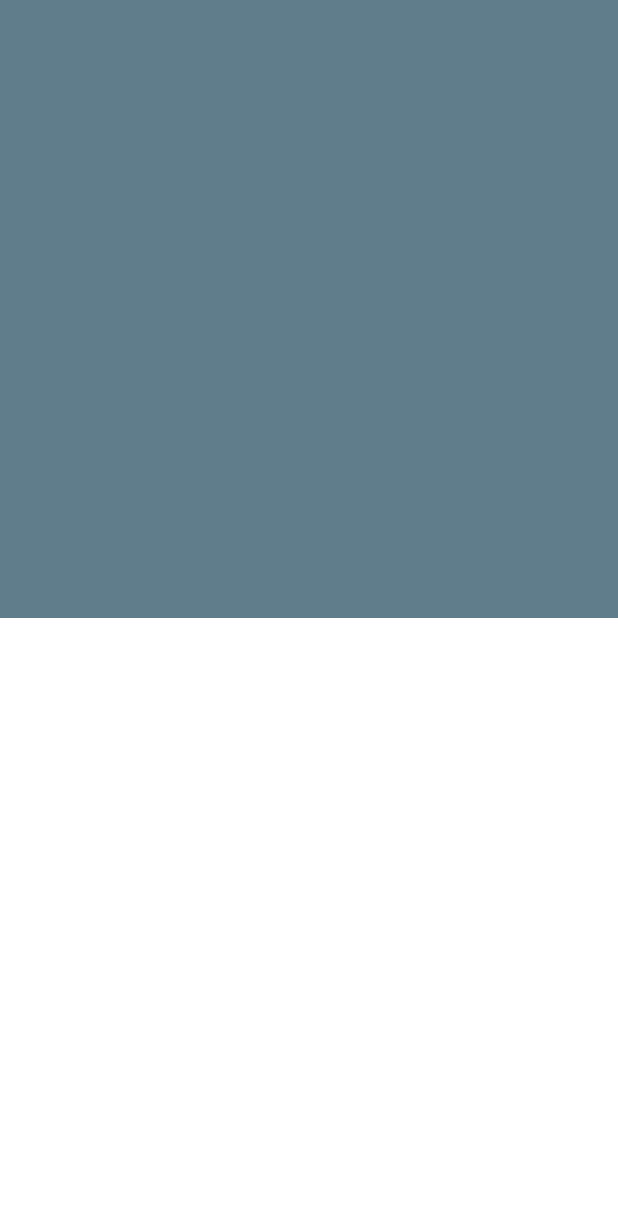
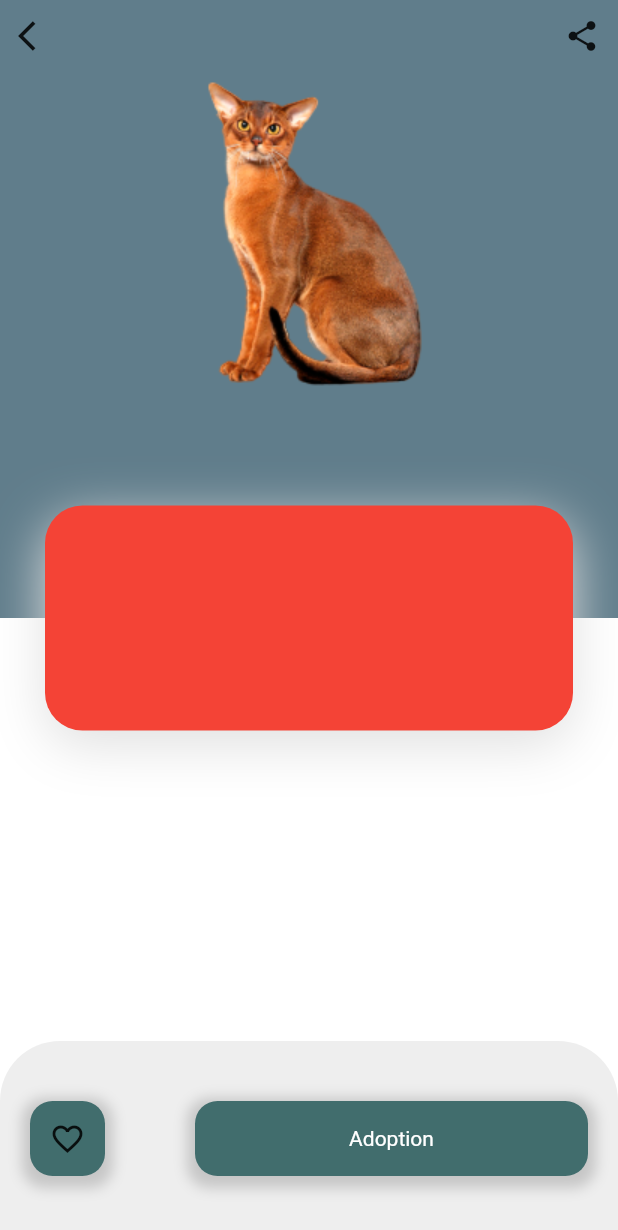
Before and after one commit to PatrickChow0803/Pet_Adoption, a Flutter app: the DetailsScreen screen opened directly, on a phone screen of 412 x 824 dp. Shown: the top 1230 px of the screen. Run offline on Flutter 3.47's test engine with Material 2 defaults, Android fonts, the phone set to English and light mode, and no system bars.

Commit message:
Finished the details screen and added animation to the image

```diff
--- a/lib/screens/details_screen.dart
+++ b/lib/screens/details_screen.dart
@@ -1,9 +1,11 @@
 import 'package:flutter/material.dart';
+import 'package:pet_adopt/config.dart';
 
 class DetailsScreen extends StatelessWidget {
   @override
   Widget build(BuildContext context) {
     return Scaffold(
+      // appBar: AppBar(),
       body: Stack(
         children: [
           Positioned.fill(
@@ -20,7 +22,109 @@ class DetailsScreen extends StatelessWidget {
                   ),
                 ),
               ],
-          ))
+            ),
+          ),
+          SafeArea(
+            child: Align(
+              alignment: Alignment.topCenter,
+              child: Row(
+                mainAxisAlignment: MainAxisAlignment.spaceBetween,
+                children: [
+                  IconButton(
+                      icon: Icon(Icons.arrow_back_ios),
+                      onPressed: () {
+                        Navigator.pop(context);
+                      }),
+                  IconButton(icon: Icon(Icons.share), onPressed: () {}),
+                ],
+              ),
+            ),
+          ),
+          Container(
+            margin: EdgeInsets.only(top: 50.0),
+            child: Align(
+              alignment: Alignment.topCenter,
+              child: Hero(tag: 1, child: Image.asset('images/pet-cat1.png')),
+            ),
+          ),
+          Align(
+            alignment: Alignment.center,
+            child: Container(
+              margin: EdgeInsets.symmetric(horizontal: 30.0),
+              height: 150,
+              decoration: BoxDecoration(
+                borderRadius: BorderRadius.circular(25.0),
+                color: Colors.red,
+                boxShadow: listShadow,
+              ),
+            ),
+          ),
+          Align(
+            alignment: Alignment.bottomCenter,
+            child: Container(
+              child: Row(
+                children: [
+                  Container(
+                    margin: EdgeInsets.symmetric(horizontal: 20),
+                    height: 50,
+                    width: 50,
+                    child: Icon(Icons.favorite_border),
+                    decoration: BoxDecoration(
+                      boxShadow: [
+                        BoxShadow(
+                          color: Colors.grey.withOpacity(0.5),
+                          spreadRadius: 5,
+                          blurRadius: 7,
+                          offset: Offset(0, 3), // changes position of shadow
+                        ),
+                      ],
+                      color: primaryColor,
+                      borderRadius: BorderRadius.all(
+                        Radius.circular(15),
+                      ),
+                    ),
+                  ),
+                  SizedBox(width: 20),
+                  Expanded(
+                    child: Container(
+                      margin: EdgeInsets.symmetric(horizontal: 20),
+                      height: 50,
+                      // width: 300,
+                      child: Center(
+                        child: Text(
+                          'Adoption',
+                          style: TextStyle(
+                            color: Colors.white,
+                          ),
+                        ),
+                      ),
+                      decoration: BoxDecoration(
+                        boxShadow: [
+                          BoxShadow(
+                            color: Colors.grey.withOpacity(0.5),
+                            spreadRadius: 5,
+                            blurRadius: 7,
+                            offset: Offset(0, 3), // changes position of shadow
+                          ),
+                        ],
+                        color: primaryColor,
+                        borderRadius: BorderRadius.all(
+                          Radius.circular(15),
+                        ),
+                      ),
+                    ),
+                  )
+                ],
+              ),
+              decoration: BoxDecoration(
+                  color: Colors.grey[200],
+                  borderRadius: BorderRadius.only(
+                    topLeft: Radius.circular(40),
+                    topRight: Radius.circular(40),
+                  )),
+              height: 130,
+            ),
+          )
         ],
       ),
     );
--- a/lib/screens/home_screen.dart
+++ b/lib/screens/home_screen.dart
@@ -149,7 +149,7 @@ class _HomeScreenState extends State<HomeScreen> {
                               margin: EdgeInsets.only(top: 50),
                             ),
                             Align(
-                              child: Image.asset('images/pet-cat1.png'),
+                              child: Hero(tag: 1, child: Image.asset('images/pet-cat1.png')),
                             )
                           ],
                         ),
```
Lines whose indentation alone changed are shown as unchanged.
